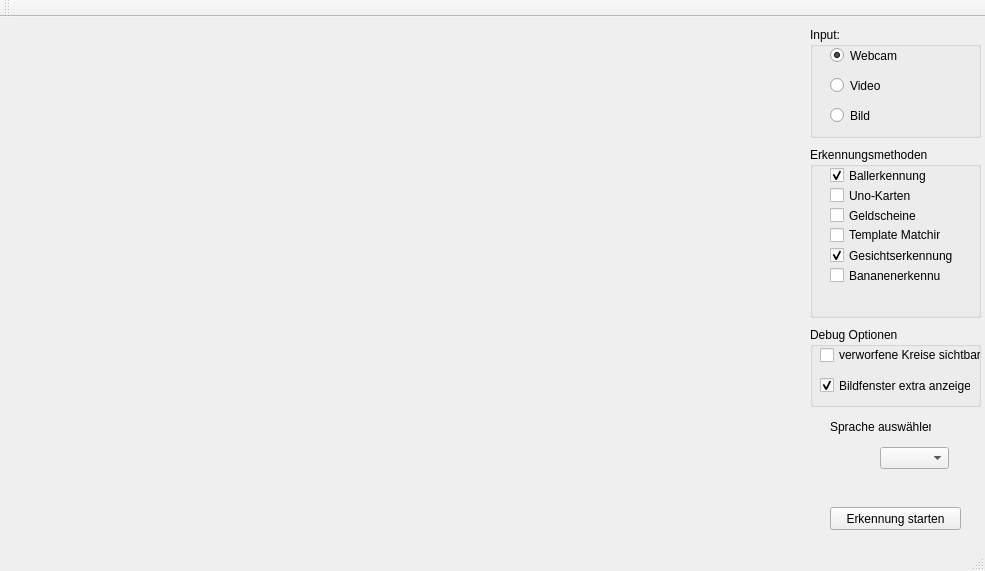
First picture: the form in mainwindow.ui, repository aafifi91/VocabularyTrainer, before the edit.
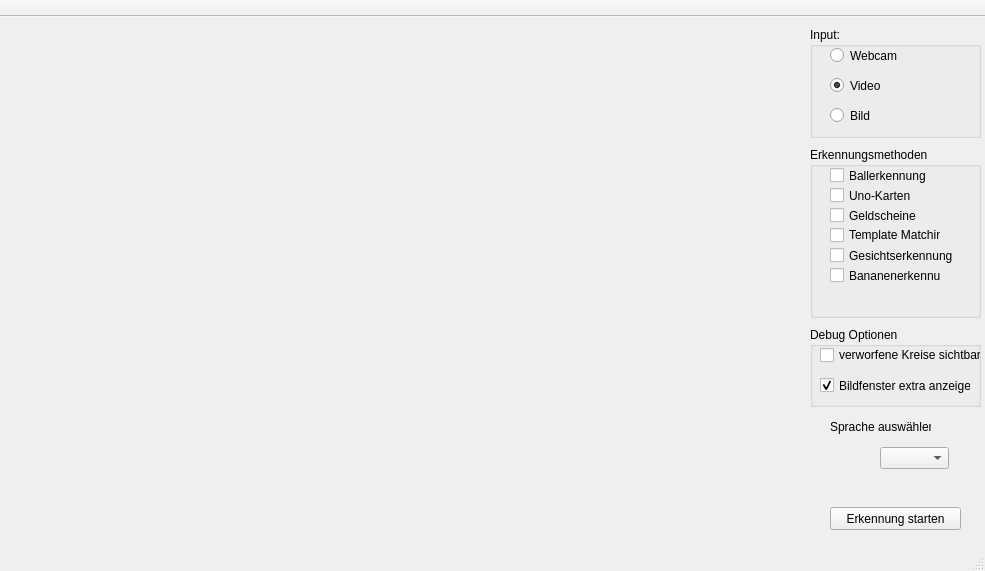
Second picture: the form after the edit.

The edit to the form file:
```diff
--- a/mainwindow.ui
+++ b/mainwindow.ui
@@ -88,7 +88,7 @@
       <string>Webcam</string>
      </property>
      <property name="checked">
-      <bool>true</bool>
+      <bool>false</bool>
      </property>
     </widget>
     <widget class="QRadioButton" name="bildRadio">
@@ -116,6 +116,9 @@
      <property name="text">
       <string>Video</string>
      </property>
+     <property name="checked">
+      <bool>true</bool>
+     </property>
     </widget>
    </widget>
    <widget class="QGroupBox" name="groupBox">
@@ -143,7 +146,7 @@
       <string>Ballerkennung</string>
      </property>
      <property name="checked">
-      <bool>true</bool>
+      <bool>false</bool>
      </property>
     </widget>
     <widget class="QCheckBox" name="uno">
@@ -185,7 +188,7 @@
       <string>Gesichtserkennung</string>
      </property>
      <property name="checked">
-      <bool>true</bool>
+      <bool>false</bool>
      </property>
     </widget>
     <widget class="QCheckBox" name="bananabox">
@@ -262,6 +265,12 @@
    <property name="enabled">
     <bool>false</bool>
    </property>
+   <property name="movable">
+    <bool>false</bool>
+   </property>
+   <property name="floatable">
+    <bool>false</bool>
+   </property>
    <attribute name="toolBarArea">
     <enum>TopToolBarArea</enum>
    </attribute>
```
Left out of the diff: 3 changed lines with no effect on the pictures.
